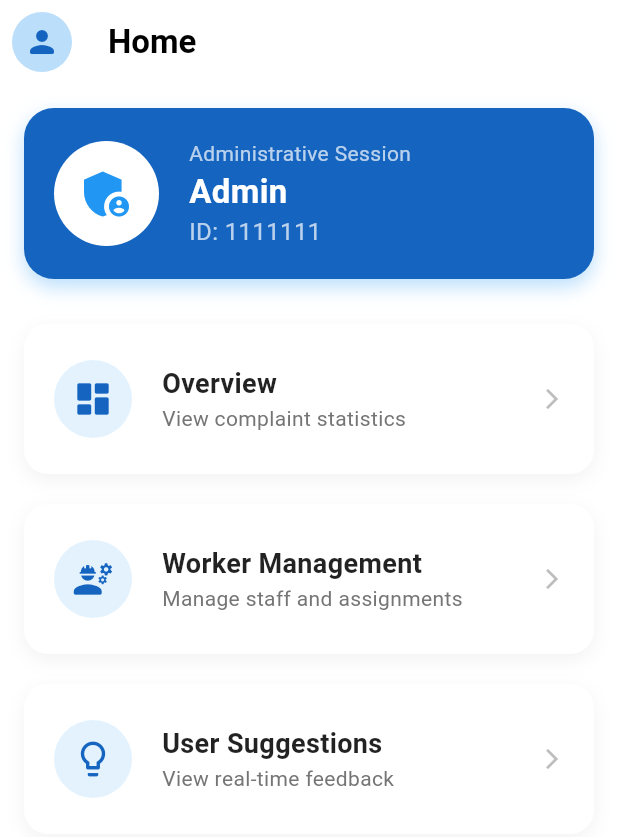
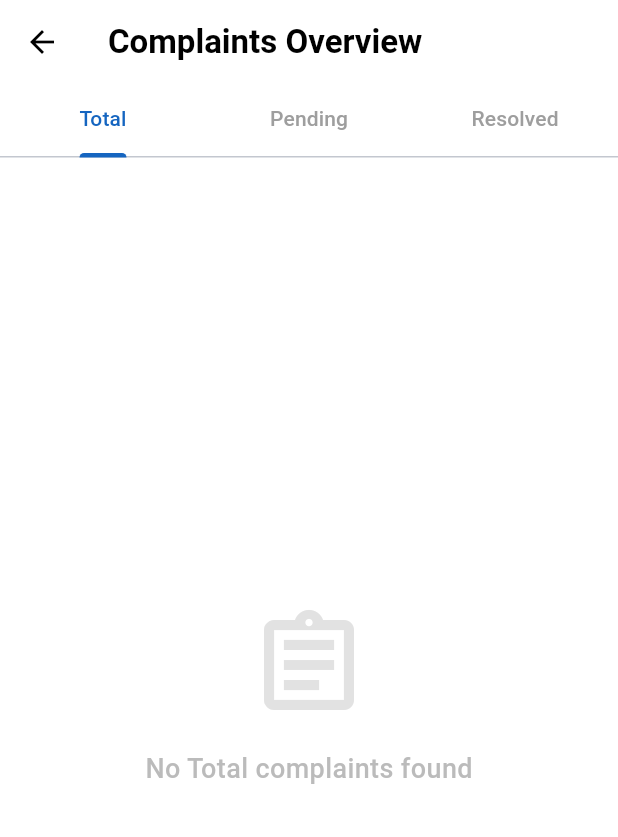
Before and after one commit to balnavroop1212/greivance_project, a Flutter app: the AdminHomePage screen opened directly, after a tap on "Overview", on a phone screen of 412 x 824 dp. Shown: the top 837 px of the screen. Run offline on Flutter 3.47's test engine with Material 3 defaults, Android fonts, the phone set to English and light mode, and no system bars; our stand-ins replace cloud_firestore, firebase_core, firebase_storage, image_picker, shared_preferences; accounts and stored records are empty.

Commit message:
overview tab

```diff
--- a/lib/screens/admin/admin_home_page.dart
+++ b/lib/screens/admin/admin_home_page.dart
@@ -1,6 +1,7 @@
 import 'package:flutter/material.dart';
 import 'suggestion.dart';
 import 'admin_profile.dart';
+import 'overview.dart';
 
 class AdminHomePage extends StatelessWidget {
   final String userName;
@@ -102,7 +103,10 @@ class AdminHomePage extends StatelessWidget {
                 subtitle: 'View complaint statistics',
                 icon: Icons.dashboard_rounded,
                 onTap: () {
-                  // TODO: Navigate to Overview
+                  Navigator.push(
+                    context,
+                    MaterialPageRoute(builder: (context) => const OverviewScreen()),
+                  );
                 },
               ),
               const SizedBox(height: 20),
--- a/lib/screens/admin/overview.dart
+++ b/lib/screens/admin/overview.dart
@@ -0,0 +1,68 @@
+import 'package:flutter/material.dart';
+
+class OverviewScreen extends StatelessWidget {
+  const OverviewScreen({super.key});
+
+  @override
+  Widget build(BuildContext context) {
+    final theme = Theme.of(context);
+    final isDarkMode = theme.brightness == Brightness.dark;
+
+    return DefaultTabController(
+      length: 3,
+      child: Scaffold(
+        appBar: AppBar(
+          title: const Text('Complaints Overview', style: TextStyle(fontWeight: FontWeight.bold)),
+          bottom: TabBar(
+            indicatorColor: isDarkMode ? Colors.blue.shade300 : Colors.blue.shade800,
+            labelColor: isDarkMode ? Colors.blue.shade300 : Colors.blue.shade800,
+            unselectedLabelColor: isDarkMode ? Colors.white70 : Colors.grey,
+            indicatorWeight: 3,
+            tabs: const [
+              Tab(text: 'Total'),
+              Tab(text: 'Pending'),
+              Tab(text: 'Resolved'),
+            ],
+          ),
+        ),
+        body: const TabBarView(
+          children: [
+            _NoComplaintsPlaceholder(status: 'Total'),
+            _NoComplaintsPlaceholder(status: 'Pending'),
+            _NoComplaintsPlaceholder(status: 'Resolved'),
+          ],
+        ),
+      ),
+    );
+  }
+}
+
+class _NoComplaintsPlaceholder extends StatelessWidget {
+  final String status;
+  const _NoComplaintsPlaceholder({required this.status});
+
+  @override
+  Widget build(BuildContext context) {
+    return Center(
+      child: Column(
+        mainAxisAlignment: MainAxisAlignment.center,
+        children: [
+          Icon(
+            Icons.assignment_outlined,
+            size: 80,
+            color: Colors.grey.withOpacity(0.3),
+          ),
+          const SizedBox(height: 16),
+          Text(
+            'No $status complaints found',
+            style: TextStyle(
+              fontSize: 18,
+              color: Colors.grey.withOpacity(0.7),
+              fontWeight: FontWeight.w500,
+            ),
+          ),
+        ],
+      ),
+    );
+  }
+}
```
Also changed, not shown: pubspec.lock.
